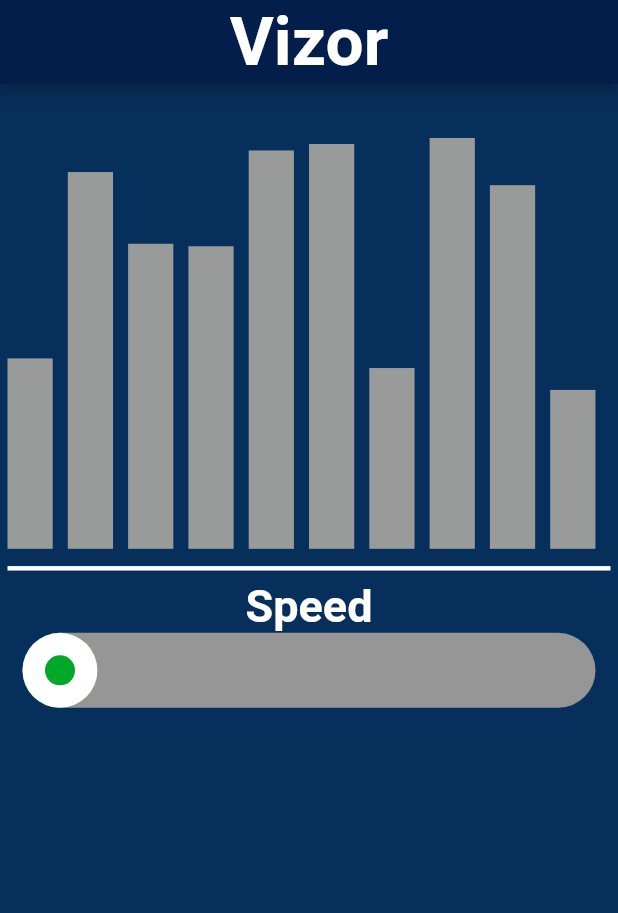
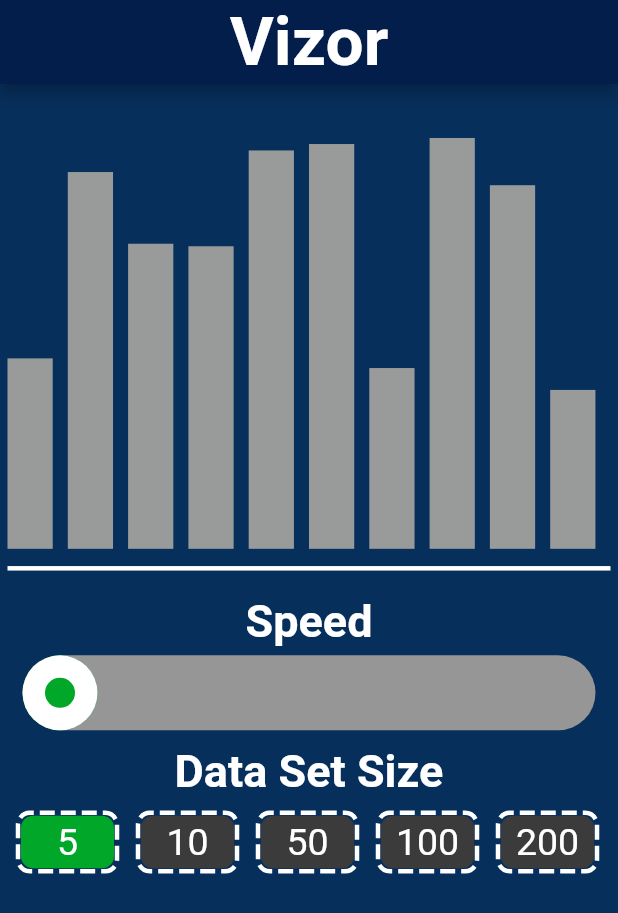
Before and after one commit to zetHannes/flutter-sorting-visualizer, a Flutter app: the screen it shows after launch, on a phone screen of 412 x 824 dp. Shown: the top 913 px of the screen. Run offline on Flutter 3.47's test engine with Material 2 defaults, Android fonts, the phone set to English and light mode, and no system bars; drawn by our look-alikes of dotted_border; Roboto replaces fonts that are missing (Segoe UI, SegoeUI).

Commit message:
Add ArraySizeWidget

```diff
--- /dev/null
+++ b/vizor/lib/arraySizeWidget.dart
@@ -0,0 +1,181 @@
+
+import 'dart:io';
+import 'dart:math';
+
+import 'package:dotted_border/dotted_border.dart';
+import 'package:flutter/material.dart';
+class ArraySizeWidget extends StatefulWidget {
+  ArraySizeWidget({Key key}) : super(key: key);
+
+  @override
+  ArraySizeWidgetState createState() => ArraySizeWidgetState();
+}
+
+class ArraySizeWidgetState extends State<ArraySizeWidget> with TickerProviderStateMixin {
+
+  final Color _colorGreen = Color.fromARGB(255,0,167,40);
+  final Color _colorGray = Color.fromARGB(255, 59, 59, 59);
+
+  int _selectedIndex = 0;
+  List<int> values = [5,10,50,100,200];
+  ArraySizeWidgetState() {
+  }
+
+  int getSelection() {
+    return _selectedIndex;
+  }
+
+ @override
+ initState() {
+ }
+
+  @override
+   build(BuildContext context) {
+    double wdt = 62;   // the width of each element
+    double margin = 7; // the margin of each element
+    return Padding(
+      padding: EdgeInsets.all(5),
+      child:Center(
+        child:Row(
+          children: [
+            GestureDetector(
+              onTap: () {
+                setState(() {
+                  _selectedIndex = 0;
+                });
+              },
+              child: Padding(
+                padding: EdgeInsets.only(left:margin, right: margin),
+                child: DottedBorder(
+                  color: Colors.white,
+                  dashPattern: [10,4],
+                  borderType: BorderType.RRect,
+                    radius: Radius.circular(8),
+
+                  strokeWidth: 3,
+                  child: Container(
+                    width: wdt,
+                    height:35,
+                    decoration: BoxDecoration(
+                      color: ( _selectedIndex == 0 ) ? _colorGreen : _colorGray,
+                      borderRadius: BorderRadius.circular(8)
+                    ),
+                    child: Center(child:Text(values[0].toString(),style: TextStyle(fontFamily: "SegoeUI", fontSize: 25, color:  Colors.white)))
+                  ),
+                )
+                )
+            ),
+            GestureDetector(
+              onTap: () {
+                setState(() {
+                  _selectedIndex = 1;
+                });
+              },
+              child: Padding(
+                padding: EdgeInsets.only(left:margin, right: margin),
+                child: DottedBorder(
+                  color: Colors.white,
+                  dashPattern: [10,4],
+                  borderType: BorderType.RRect,
+                    radius: Radius.circular(8),
+
+                  strokeWidth: 3,
+                  child: Container(
+                    width: wdt,
+                    height:35,
+                    decoration: BoxDecoration(
+                      color: ( _selectedIndex == 1 ) ? _colorGreen : _colorGray,
+                      borderRadius: BorderRadius.circular(8)
+                    ),
+                    child: Center(child:Text(values[1].toString(),style: TextStyle(fontFamily: "SegoeUI", fontSize: 25, color:  Colors.white)))
+                  ),
+                )
+                )
+            ),
+            GestureDetector(
+              onTap: () {
+                setState(() {
+                  _selectedIndex = 2;
+                });
+              },
+              child: Padding(
+                padding: EdgeInsets.only(left:margin, right: margin),
+                child: DottedBorder(
+                  color: Colors.white,
+                  dashPattern: [10,4],
+                  borderType: BorderType.RRect,
+                    radius: Radius.circular(8),
+
+                  strokeWidth: 3,
+                  child: Container(
+                    width: wdt,
+                    height:35,
+                    decoration: BoxDecoration(
+                      color: ( _selectedIndex == 2 ) ? _colorGreen : _colorGray,
+                      borderRadius: BorderRadius.circular(8)
+                    ),
+                    child: Center(child:Text(values[2].toString(),style: TextStyle(fontFamily: "SegoeUI", fontSize: 25, color:  Colors.white)))
+                  ),
+                )
+                )
+            ),
+            GestureDetector(
+              onTap: () {
+                setState(() {
+                  _selectedIndex = 3;
+                });
+              },
+              child: Padding(
+                padding: EdgeInsets.only(left:margin, right: margin),
+                child: DottedBorder(
+                  color: Colors.white,
+                  dashPattern: [10,4],
+                  borderType: BorderType.RRect,
+                    radius: Radius.circular(8),
+
+                  strokeWidth: 3,
+                  child: Container(
+                    width: wdt,
+                    height:35,
+                    decoration: BoxDecoration(
+                      color: ( _selectedIndex == 3 ) ? _colorGreen : _colorGray,
+                      borderRadius: BorderRadius.circular(8)
+                    ),
+                    child: Center(child:Text(values[3].toString(),style: TextStyle(fontFamily: "SegoeUI", fontSize: 25, color:  Colors.white)))
+                  ),
+                )
+                )
+            ),
+            GestureDetector(
+              onTap: () {
+                setState(() {
+                  _selectedIndex = 4;
+                });
+              },
+              child: Padding(
+                padding: EdgeInsets.only(left:margin, right: margin),
+                child: DottedBorder(
+                  color: Colors.white,
+                  dashPattern: [10,4],
+                  borderType: BorderType.RRect,
+                    radius: Radius.circular(8),
+
+                  strokeWidth: 3,
+                  child: Container(
+                    width: wdt,
+                    height:35,
+                    decoration: BoxDecoration(
+                      color: ( _selectedIndex == 4 ) ? _colorGreen : _colorGray,
+                      borderRadius: BorderRadius.circular(8)
+                    ),
+                    child: Center(child:Text(values[4].toString(),style: TextStyle(fontFamily: "SegoeUI", fontSize: 25, color:  Colors.white)))
+                  ),
+                )
+                )
+            )
+          ]
+        )
+      )
+    );
+  }
+}
--- a/vizor/lib/optionsWidget.dart
+++ b/vizor/lib/optionsWidget.dart
@@ -4,6 +4,8 @@ import 'dart:math';
 
 import 'package:flutter/material.dart';
 import 'package:vizor/sliderWidget.dart';
+
+import 'arraySizeWidget.dart';
 class OptionsWidget extends StatefulWidget {
   OptionsWidget({Key key}) : super(key: key);
 
@@ -25,8 +27,17 @@ class OptionsWidgetState extends State<OptionsWidget> {
   @override
   Widget build(BuildContext context) {
     return Column(children: [
-      Text("Speed", style: TextStyle(color: Colors.white, fontFamily: "Segoe UI", fontWeight: FontWeight.bold, fontSize:30)),
-      VizorSlider(key: _myKey)
+      Padding(
+        padding: EdgeInsets.only(top:10, bottom:5),
+        child: Text("Speed", style: TextStyle(color: Colors.white, fontFamily: "Segoe UI", fontWeight: FontWeight.bold, fontSize:30)),
+      ),
+      VizorSlider(key: _myKey),
+      Padding(
+        padding: EdgeInsets.only(top:10,bottom:5),
+        child:
+        Text("Data Set Size", style: TextStyle(color: Colors.white, fontFamily: "SegoeUI", fontWeight: FontWeight.bold, fontSize:30))
+      ),
+      ArraySizeWidget()
     ]);
   }
 }
```
